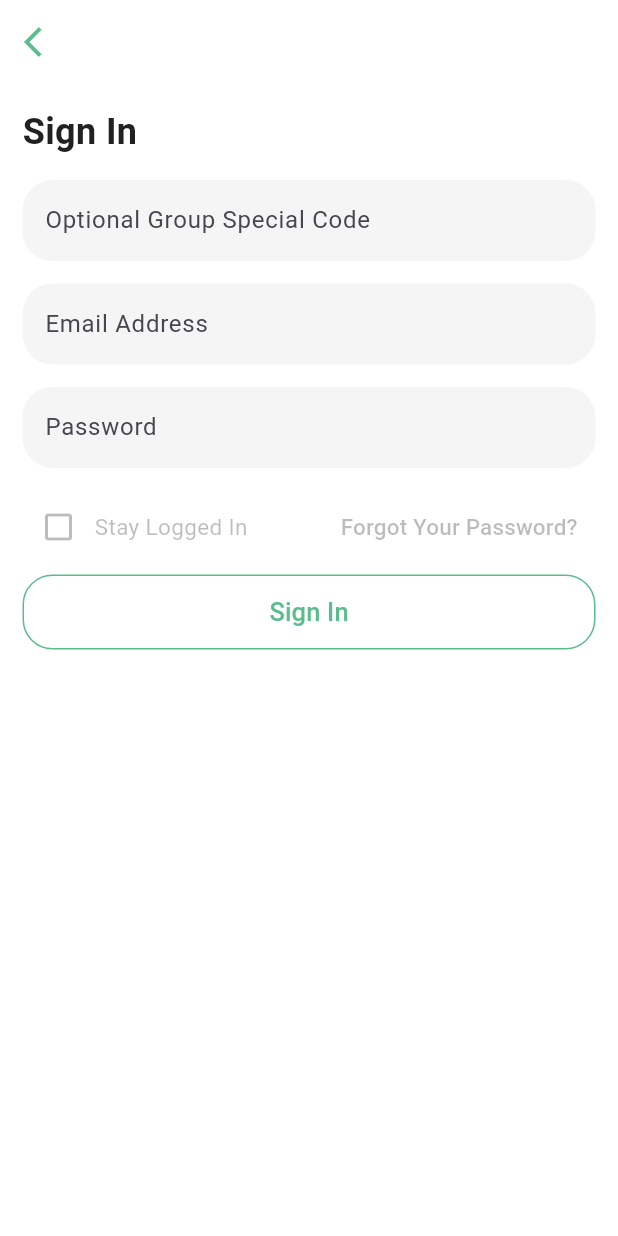
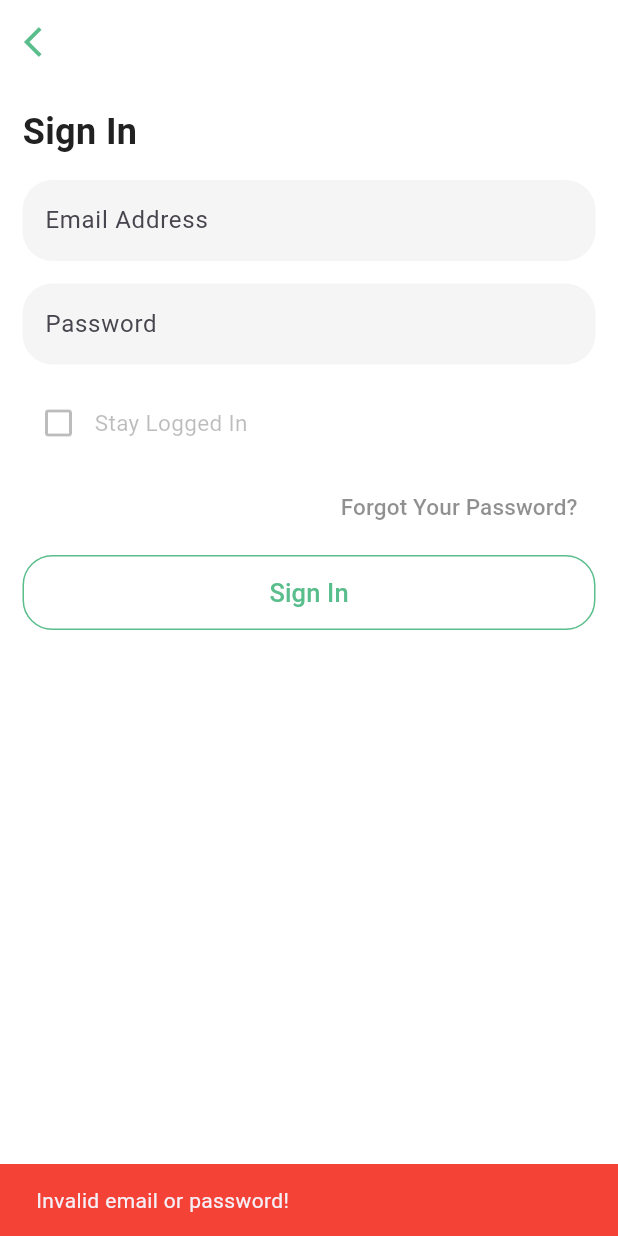
Before and after one commit to ishatank/book_shop, a Flutter app: the SignInView screen opened directly, after a tap on "Sign In", on a phone screen of 412 x 824 dp. Run offline on Flutter 3.47's test engine with Material 3 defaults, Android fonts, the phone set to English and light mode, and no system bars; our stand-ins replace carousel_slider, cloud_firestore, firebase_core, flutter_rating_bar; missing offline and left inert: razorpay_flutter; accounts and stored records are empty; Roboto replaces fonts that are missing (SF Pro Text).

Commit message:
Sign up and Sign in

```diff
--- a/lib/main.dart
+++ b/lib/main.dart
@@ -30,7 +30,7 @@ class MyApp extends StatelessWidget {
         primaryColor: TColor.primary,  // Assuming TColor is defined in color_extension.dart
         fontFamily: 'SF Pro Text',
       ),
-      home: const MainTabView(),
+      home: const OnboardingView(),
     );
   }
 }
--- a/lib/view/login/sign_in_view.dart
+++ b/lib/view/login/sign_in_view.dart
@@ -1,9 +1,11 @@
 import 'package:book_grocer/common/color_extenstion.dart';
 import 'package:book_grocer/view/login/forgot_password_view.dart';
+import 'package:cloud_firestore/cloud_firestore.dart';
 import 'package:flutter/material.dart';
 
 import '../../common_widget/round_button.dart';
 import '../../common_widget/round_textfield.dart';
+import '../main_tab/main_tab_view.dart';
 
 class SignInView extends StatefulWidget {
   const SignInView({super.key});
@@ -13,10 +15,56 @@ class SignInView extends StatefulWidget {
 }
 
 class _SignInViewState extends State<SignInView> {
-  TextEditingController txtCode = TextEditingController();
   TextEditingController txtEmail = TextEditingController();
   TextEditingController txtPassword = TextEditingController();
   bool isStay = false;
+
+  final FirebaseFirestore _firestore = FirebaseFirestore.instance;
+
+  // Method to sign in and check if the user exists in Firestore
+  Future<void> _signIn() async {
+    try {
+      // Query Firestore to find a user with the provided email and password
+      QuerySnapshot querySnapshot = await _firestore
+          .collection('book_shop')
+          .where('email', isEqualTo: txtEmail.text)
+          .where('password', isEqualTo: txtPassword.text)
+          .get();
+
+      // Check if any documents match the query
+      if (querySnapshot.docs.isNotEmpty) {
+        // User exists, proceed with sign-in
+        ScaffoldMessenger.of(context).showSnackBar(
+          SnackBar(
+            content: Text('Sign-in successful!'),
+            backgroundColor: Colors.green,
+          ),
+        );
+
+        // Navigate to the MainTabView after successful sign-in
+        Navigator.pushReplacement(
+          context,
+          MaterialPageRoute(builder: (context) => const MainTabView()), // Use your main tab view widget here
+        );
+      } else {
+        // User does not exist or incorrect credentials
+        ScaffoldMessenger.of(context).showSnackBar(
+          SnackBar(
+            content: Text('Invalid email or password!'),
+            backgroundColor: Colors.red,
+          ),
+        );
+      }
+    } catch (e) {
+      // Handle Firestore or other errors
+      ScaffoldMessenger.of(context).showSnackBar(
+        SnackBar(
+          content: Text('Error: $e'),
+          backgroundColor: Colors.red,
+        ),
+      );
+    }
+  }
 
   @override
   Widget build(BuildContext context) {
@@ -47,13 +95,6 @@ class _SignInViewState extends State<SignInView> {
                     color: TColor.text,
                     fontSize: 24,
                     fontWeight: FontWeight.w700),
-              ),
-              const SizedBox(
-                height: 15,
-              ),
-              RoundTextField(
-                controller: txtCode,
-                hintText: "Optional Group Special Code",
               ),
               const SizedBox(
                 height: 15,
@@ -95,28 +136,37 @@ class _SignInViewState extends State<SignInView> {
                       fontSize: 15,
                     ),
                   ),
-                  const Spacer(),
-                  TextButton(
+                ],
+              ),
+              const SizedBox(
+                height: 8,
+              ),
+              Align(
+                alignment: Alignment.centerRight, // Align the button to the right
+                child: TextButton(
                   onPressed: () {
-                       Navigator.push(context, MaterialPageRoute(builder: (context) => const ForgotPasswordView()  ) );
+                    Navigator.push(
+                      context,
+                      MaterialPageRoute(
+                          builder: (context) => const ForgotPasswordView()),
+                    );
                   },
                   child: Text(
                     "Forgot Your Password?",
                     style: TextStyle(
-                        color: TColor.subTitle.withOpacity(0.3),
+                      color: TColor.subTitle.withOpacity(0.5),
                       fontSize: 15,
                     ),
                   ),
-                  )
-                ],
+                ),
               ),
               const SizedBox(
                 height: 8,
               ),
               RoundLineButton(
                 title: "Sign In",
-                onPressed: () {},
-              )
+                onPressed: _signIn, // Call the sign-in method
+              ),
             ],
           ),
         ),
--- a/pubspec.yaml
+++ b/pubspec.yaml
@@ -41,6 +41,7 @@ dependencies:
   cloud_firestore: ^4.14.0
   razorpay_flutter: ^1.3.7
   fluttertoast: ^8.2.5
+  firebase_auth: ^4.16.0
 
 dev_dependencies:
   flutter_test:
```
Also changed, not shown: lib/view/login/sign_up_view.dart (+45 -20 lines), pubspec.lock. Lines whose indentation alone changed are shown as unchanged.
